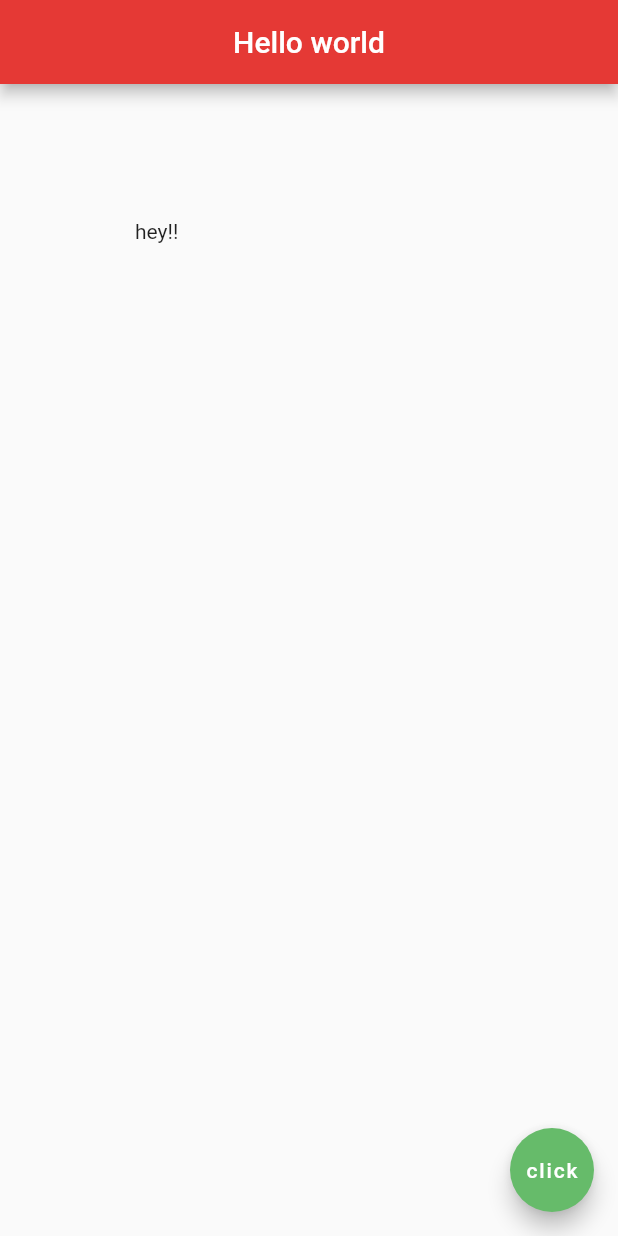
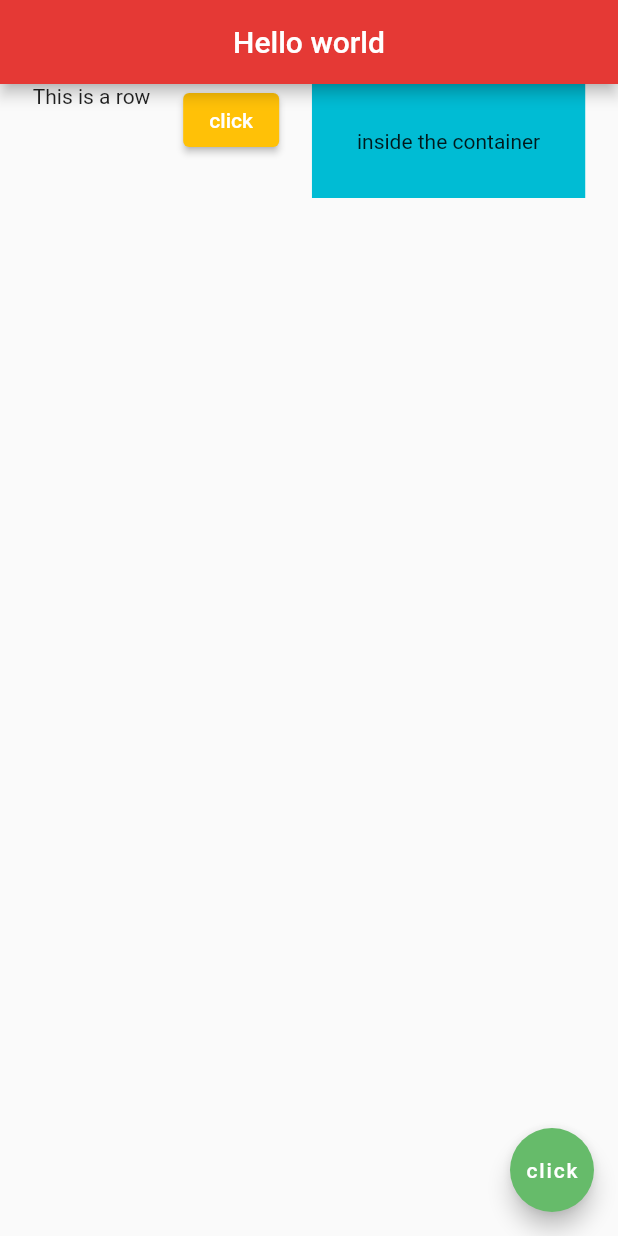
Before and after one commit to Euphoria99/Flutter-Tour, a Flutter app: the screen it shows after launch, on a phone screen of 412 x 824 dp. Run offline on Flutter 3.47's test engine with Material 2 defaults, Android fonts, the light colour scheme and no system bars.

Commit message:
Row widget

```diff
--- a/lib/main.dart
+++ b/lib/main.dart
@@ -15,15 +15,26 @@ class Home extends StatelessWidget {
         centerTitle: true,
         backgroundColor: Colors.red[600],
       ),
-      // body: Container(
-      //   color: Colors.grey[400],
-      //   child: Text('hello there'),
-      //   padding: EdgeInsets.fromLTRB(10, 20, 30, 40),
-      //   margin: EdgeInsets.all(40),
-      // ),
-      body: Padding(
-        child: Text('hey!!'),
-        padding: EdgeInsets.all(90),
+      body: Row(
+        mainAxisAlignment: MainAxisAlignment.spaceEvenly,
+        crossAxisAlignment: CrossAxisAlignment.start,
+        children: [
+          Text('This is a row'),
+          ElevatedButton(
+            onPressed: () {},
+            child: Text(
+              'click',
+            ),
+            style: ButtonStyle(
+              backgroundColor: MaterialStateProperty.all(Colors.amber),
+            ),
+          ),
+          Container(
+            color: Colors.cyan,
+            padding: EdgeInsets.all(30.0),
+            child: Text('inside the container'),
+          )
+        ],
       ),
       floatingActionButton: FloatingActionButton(
         onPressed: () {},
```
